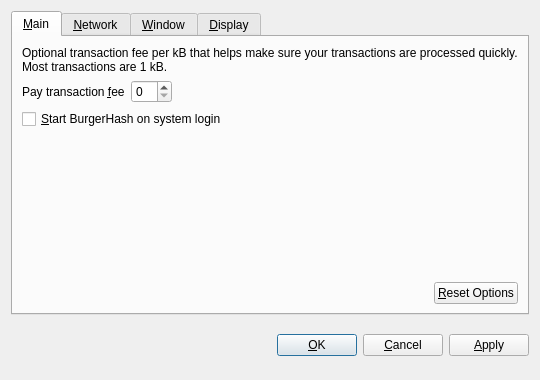
The window that src/qt/forms/optionsdialog.ui (zettel-kasten/burgerbot) describes before a commit, drawn with Qt 5.
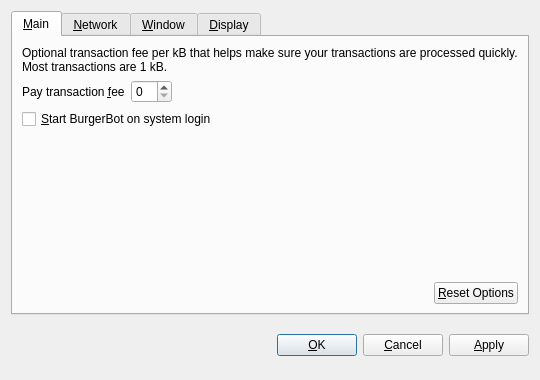
The same window after the commit. Custom widgets are drawn as their Qt base class.

Diff of the .ui file:
```diff
--- a/src/qt/forms/optionsdialog.ui
+++ b/src/qt/forms/optionsdialog.ui
@@ -82,7 +82,7 @@
           <string>Automatically start BurgerHash after logging in to the system.</string>
          </property>
          <property name="text">
-          <string>&amp;Start BurgerHash on system login</string>
+          <string>&amp;Start BurgerBot on system login</string>
          </property>
         </widget>
        </item>
```
Left out of the diff: 10 changed lines with no effect on the pictures.
